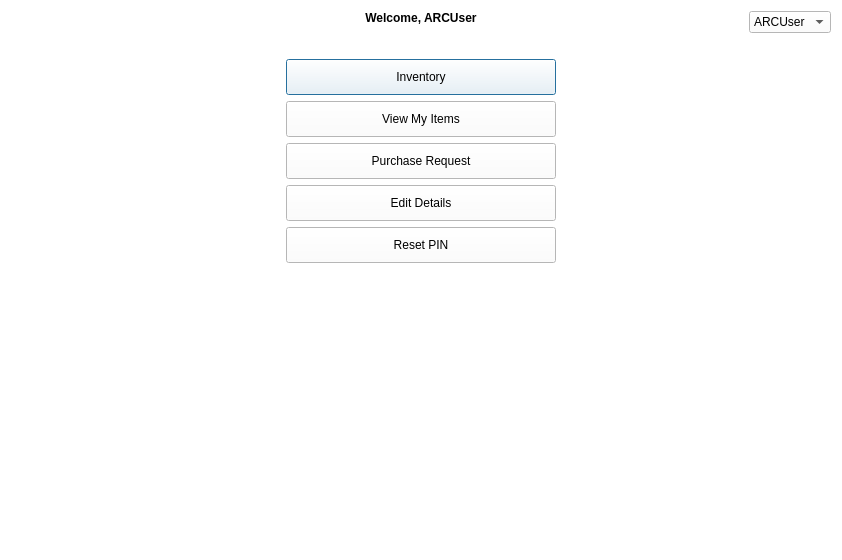
Before: the Qt Designer form userprofile.ui in arc-bphc/sims-gui, drawn with Qt 5.
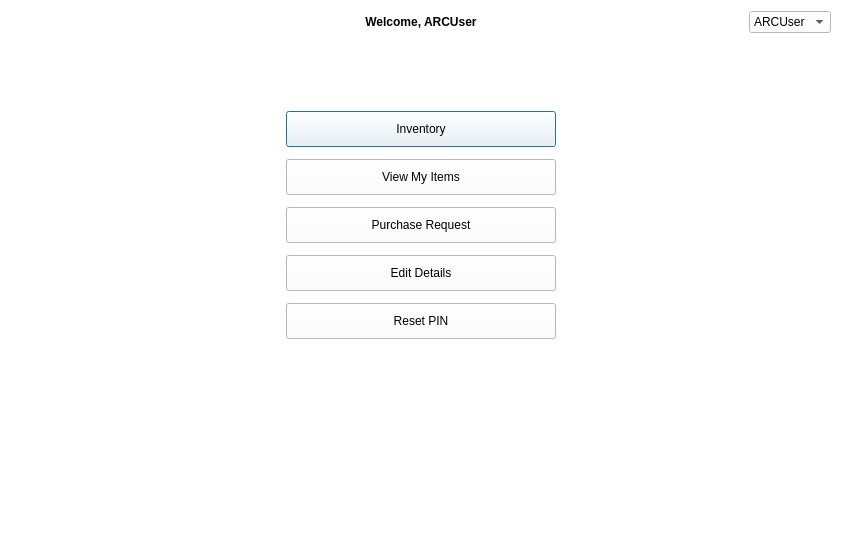
After: the same form once the commit is applied. Icons and pictures are not drawn.

What changed in the file:
```diff
--- a/userprofile.ui
+++ b/userprofile.ui
@@ -15,13 +15,16 @@
   </property>
   <property name="styleSheet">
    <string notr="true">QPushButton {padding: 10px}
-QWidget {background-color: white}
+QWidget {background-color: rgb(255, 255, 255)}
 </string>
   </property>
   <layout class="QGridLayout" name="gridLayout_2">
    <item row="0" column="0">
     <layout class="QGridLayout" name="gridLayout">
-     <item row="2" column="1" alignment="Qt::AlignTop">
+     <property name="verticalSpacing">
+      <number>12</number>
+     </property>
+     <item row="3" column="1" alignment="Qt::AlignTop">
       <widget class="QPushButton" name="pushButton_4">
        <property name="text">
         <string>Inventory</string>
@@ -54,7 +57,7 @@
        </item>
       </widget>
      </item>
-     <item row="0" column="1" alignment="Qt::AlignHCenter|Qt::AlignTop">
+     <item row="0" column="1" alignment="Qt::AlignHCenter|Qt::AlignVCenter">
       <widget class="QLabel" name="label">
        <property name="sizePolicy">
         <sizepolicy hsizetype="Preferred" vsizetype="Fixed">
@@ -67,7 +70,7 @@
        </property>
       </widget>
      </item>
-     <item row="3" column="1" alignment="Qt::AlignTop">
+     <item row="4" column="1" alignment="Qt::AlignTop">
       <widget class="QPushButton" name="pushButton_2">
        <property name="text">
         <string>View My Items</string>
@@ -99,7 +102,7 @@
        </property>
       </widget>
      </item>
-     <item row="6" column="1" alignment="Qt::AlignTop">
+     <item row="7" column="1" alignment="Qt::AlignTop">
       <widget class="QPushButton" name="pushButton_3">
        <property name="text">
         <string>Reset PIN</string>
@@ -131,14 +134,27 @@
        </property>
       </widget>
      </item>
-     <item row="5" column="1" alignment="Qt::AlignTop">
+     <item row="2" column="1">
+      <spacer name="verticalSpacer_2">
+       <property name="orientation">
+        <enum>Qt::Vertical</enum>
+       </property>
+       <property name="sizeHint" stdset="0">
+        <size>
+         <width>20</width>
+         <height>40</height>
+        </size>
+       </property>
+      </spacer>
+     </item>
+     <item row="6" column="1" alignment="Qt::AlignTop">
       <widget class="QPushButton" name="pushButton">
        <property name="text">
         <string>Edit Details</string>
        </property>
       </widget>
      </item>
-     <item row="4" column="1" alignment="Qt::AlignTop">
+     <item row="5" column="1" alignment="Qt::AlignTop">
       <widget class="QPushButton" name="pushButton_5">
        <property name="text">
         <string>Purchase Request</string>
```
Left out of the diff: 8 changed lines with no effect on the pictures.
